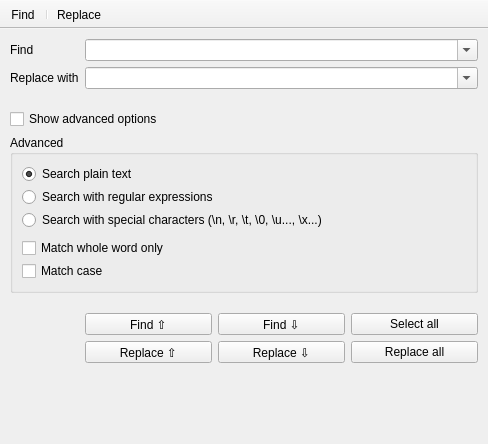
First picture: the form in src/ui/frmsearchreplace.ui, repository notepadqq/notepadqq, before the edit.
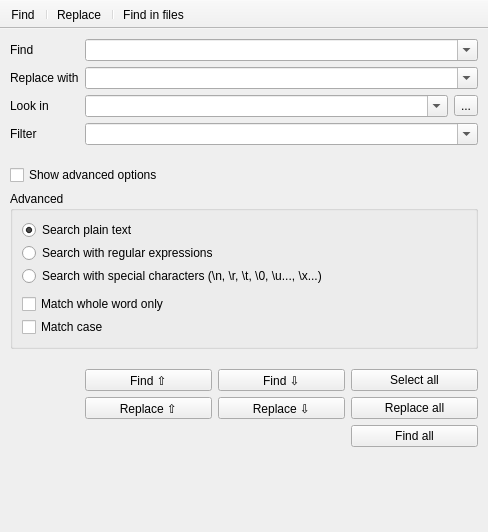
Second picture: the form after the edit. Icons and pictures are not drawn.

Commit message: Introduced 'Find in files' UI

Patch:
```diff
--- a/src/ui/frmsearchreplace.ui
+++ b/src/ui/frmsearchreplace.ui
@@ -7,7 +7,7 @@
     <x>0</x>
     <y>0</y>
     <width>488</width>
-    <height>444</height>
+    <height>532</height>
    </rect>
   </property>
   <property name="windowTitle">
@@ -88,7 +88,35 @@
       </property>
      </widget>
     </item>
+    <item row="3" column="0">
+     <widget class="QLabel" name="lblLookIn">
+      <property name="text">
+       <string>Look in</string>
+      </property>
+     </widget>
+    </item>
     <item row="3" column="1">
+     <layout class="QHBoxLayout" name="groupLookIn">
+      <item>
+       <widget class="QComboBox" name="cmbLookIn">
+        <property name="editable">
+         <bool>true</bool>
+        </property>
+        <property name="insertPolicy">
+         <enum>QComboBox::NoInsert</enum>
+        </property>
+       </widget>
+      </item>
+      <item>
+       <widget class="QToolButton" name="btnLookInBrowse">
+        <property name="text">
+         <string>...</string>
+        </property>
+       </widget>
+      </item>
+     </layout>
+    </item>
+    <item row="5" column="0" colspan="2">
      <spacer name="verticalSpacer_2">
       <property name="orientation">
        <enum>Qt::Vertical</enum>
@@ -104,100 +132,14 @@
       </property>
      </spacer>
     </item>
-    <item row="4" column="0" colspan="2">
+    <item row="6" column="0" colspan="2">
      <widget class="QCheckBox" name="chkShowAdvanced">
       <property name="text">
        <string>Show advanced options</string>
       </property>
      </widget>
     </item>
-    <item row="6" column="1">
-     <spacer name="verticalSpacer">
-      <property name="orientation">
-       <enum>Qt::Vertical</enum>
-      </property>
-      <property name="sizeType">
-       <enum>QSizePolicy::Minimum</enum>
-      </property>
-      <property name="sizeHint" stdset="0">
-       <size>
-        <width>20</width>
-        <height>8</height>
-       </size>
-      </property>
-     </spacer>
-    </item>
-    <item row="7" column="1">
-     <layout class="QGridLayout" name="gridLayout">
-      <item row="0" column="1">
-       <widget class="QPushButton" name="btnFindNext">
-        <property name="text">
-         <string>Find ⇩</string>
-        </property>
-        <property name="autoDefault">
-         <bool>false</bool>
-        </property>
-        <property name="default">
-         <bool>false</bool>
-        </property>
-       </widget>
-      </item>
-      <item row="0" column="0">
-       <widget class="QPushButton" name="btnFindPrev">
-        <property name="text">
-         <string>Find ⇧</string>
-        </property>
-        <property name="autoDefault">
-         <bool>false</bool>
-        </property>
-       </widget>
-      </item>
-      <item row="0" column="2">
-       <widget class="QPushButton" name="btnSelectAll">
-        <property name="text">
-         <string>Select all</string>
-        </property>
-        <property name="autoDefault">
-         <bool>false</bool>
-        </property>
-       </widget>
-      </item>
-      <item row="1" column="0">
-       <widget class="QPushButton" name="btnReplacePrev">
-        <property name="text">
-         <string>Replace ⇧</string>
-        </property>
-        <property name="autoDefault">
-         <bool>false</bool>
-        </property>
-       </widget>
-      </item>
-      <item row="1" column="1">
-       <widget class="QPushButton" name="btnReplaceNext">
-        <property name="text">
-         <string>Replace ⇩</string>
-        </property>
-        <property name="autoDefault">
-         <bool>false</bool>
-        </property>
-        <property name="default">
-         <bool>false</bool>
-        </property>
-       </widget>
-      </item>
-      <item row="1" column="2">
-       <widget class="QPushButton" name="btnReplaceAll">
-        <property name="text">
-         <string>Replace all</string>
-        </property>
-        <property name="autoDefault">
-         <bool>false</bool>
-        </property>
-       </widget>
-      </item>
-     </layout>
-    </item>
-    <item row="5" column="0" colspan="2">
+    <item row="7" column="0" colspan="2">
      <widget class="QGroupBox" name="groupAdvanced">
       <property name="title">
        <string>Advanced</string>
@@ -263,6 +205,130 @@
       </layout>
      </widget>
     </item>
+    <item row="8" column="1">
+     <spacer name="verticalSpacer">
+      <property name="orientation">
+       <enum>Qt::Vertical</enum>
+      </property>
+      <property name="sizeType">
+       <enum>QSizePolicy::Minimum</enum>
+      </property>
+      <property name="sizeHint" stdset="0">
+       <size>
+        <width>20</width>
+        <height>8</height>
+       </size>
+      </property>
+     </spacer>
+    </item>
+    <item row="9" column="1">
+     <layout class="QGridLayout" name="gridLayout">
+      <item row="0" column="2">
+       <widget class="QPushButton" name="btnSelectAll">
+        <property name="text">
+         <string>Select all</string>
+        </property>
+        <property name="autoDefault">
+         <bool>false</bool>
+        </property>
+       </widget>
+      </item>
+      <item row="1" column="0">
+       <widget class="QPushButton" name="btnReplacePrev">
+        <property name="text">
+         <string>Replace ⇧</string>
+        </property>
+        <property name="autoDefault">
+         <bool>false</bool>
+        </property>
+       </widget>
+      </item>
+      <item row="1" column="1">
+       <widget class="QPushButton" name="btnReplaceNext">
+        <property name="text">
+         <string>Replace ⇩</string>
+        </property>
+        <property name="autoDefault">
+         <bool>false</bool>
+        </property>
+        <property name="default">
+         <bool>false</bool>
+        </property>
+       </widget>
+      </item>
+      <item row="1" column="2">
+       <widget class="QPushButton" name="btnReplaceAll">
+        <property name="text">
+         <string>Replace all</string>
+        </property>
+        <property name="autoDefault">
+         <bool>false</bool>
+        </property>
+       </widget>
+      </item>
+      <item row="0" column="1">
+       <widget class="QPushButton" name="btnFindNext">
+        <property name="text">
+         <string>Find ⇩</string>
+        </property>
+        <property name="autoDefault">
+         <bool>false</bool>
+        </property>
+        <property name="default">
+         <bool>false</bool>
+        </property>
+       </widget>
+      </item>
+      <item row="0" column="0">
+       <widget class="QPushButton" name="btnFindPrev">
+        <property name="text">
+         <string>Find ⇧</string>
+        </property>
+        <property name="autoDefault">
+         <bool>false</bool>
+        </property>
+       </widget>
+      </item>
+      <item row="2" column="2">
+       <widget class="QPushButton" name="btnFindAll">
+        <property name="text">
+         <string>Find all</string>
+        </property>
+       </widget>
+      </item>
+      <item row="2" column="0">
+       <widget class="QLabel" name="lblSpacer1">
+        <property name="text">
+         <string notr="true"/>
+        </property>
+       </widget>
+      </item>
+      <item row="2" column="1">
+       <widget class="QLabel" name="lblSpacer2">
+        <property name="text">
+         <string notr="true"/>
+        </property>
+       </widget>
+      </item>
+     </layout>
+    </item>
+    <item row="4" column="0">
+     <widget class="QLabel" name="lblFilter">
+      <property name="text">
+       <string>Filter</string>
+      </property>
+     </widget>
+    </item>
+    <item row="4" column="1">
+     <widget class="QComboBox" name="cmbFilter">
+      <property name="editable">
+       <bool>true</bool>
+      </property>
+      <property name="insertPolicy">
+       <enum>QComboBox::NoInsert</enum>
+      </property>
+     </widget>
+    </item>
    </layout>
   </widget>
   <widget class="QToolBar" name="toolBar">
@@ -293,6 +359,8 @@
    <addaction name="actionFind"/>
    <addaction name="separator"/>
    <addaction name="actionReplace"/>
+   <addaction name="separator"/>
+   <addaction name="actionFind_in_files"/>
   </widget>
   <action name="actionReplace">
    <property name="checkable">
@@ -310,6 +378,17 @@
     <string>&amp;Find</string>
    </property>
   </action>
+  <action name="actionFind_in_files">
+   <property name="checkable">
+    <bool>true</bool>
+   </property>
+   <property name="text">
+    <string>Find in files</string>
+   </property>
+   <property name="toolTip">
+    <string>Find in files</string>
+   </property>
+  </action>
  </widget>
  <resources>
   <include location="resources.qrc"/>
```
The commit also changes 2 other files.
